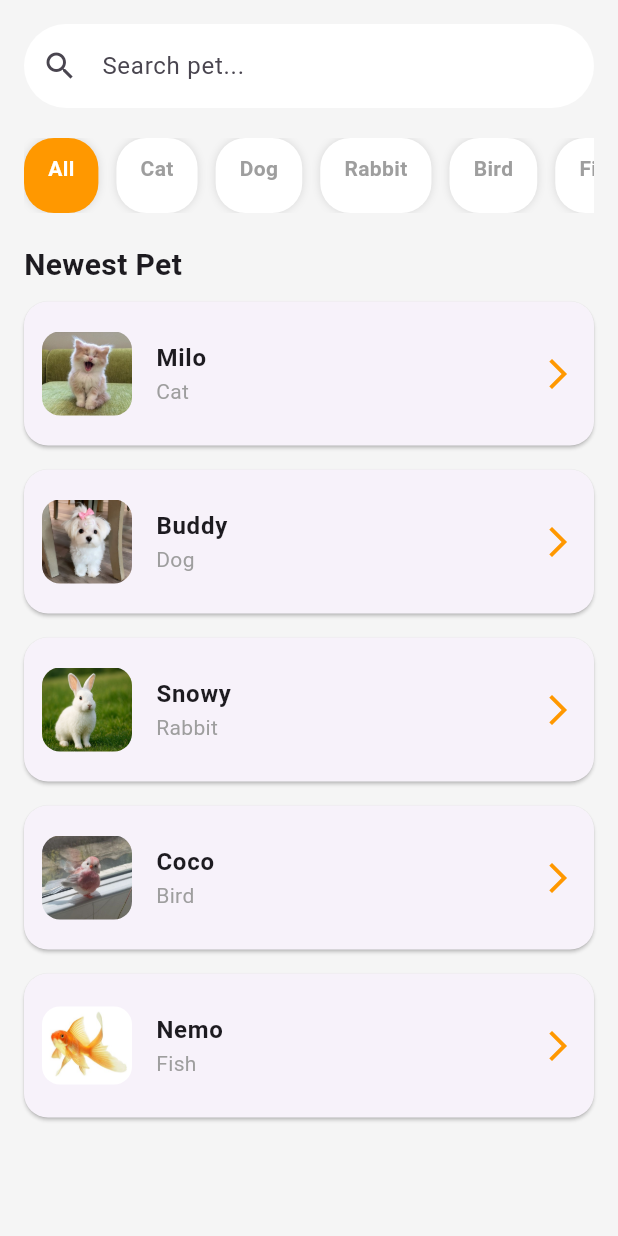
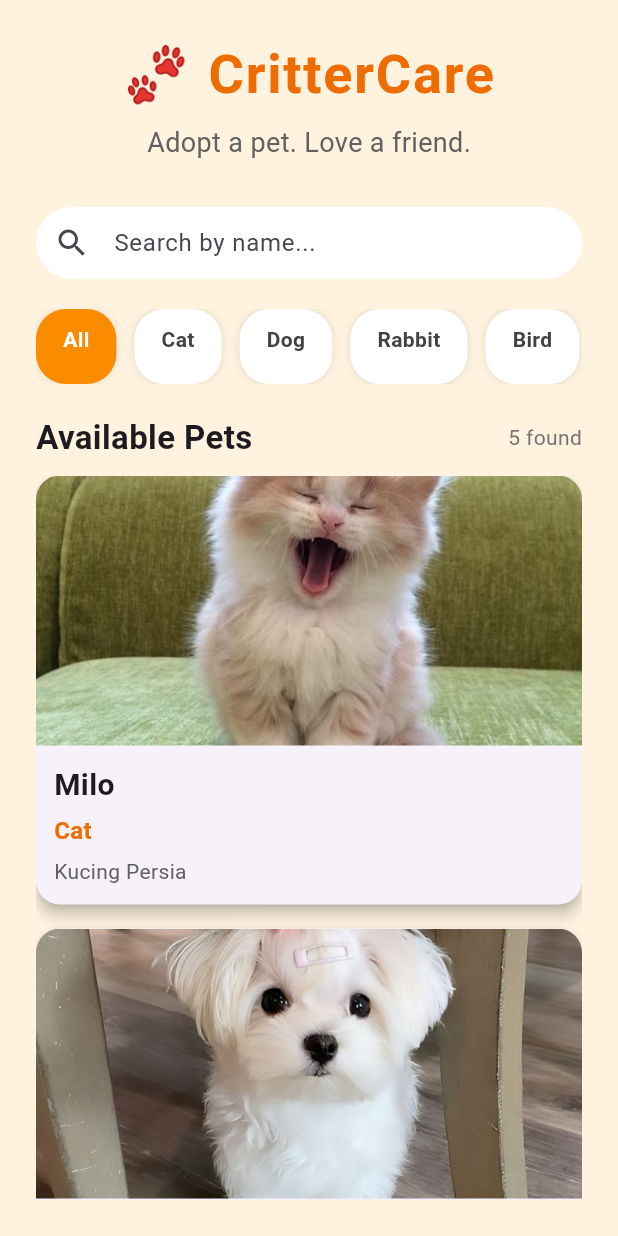
Before and after one commit to marseliaevita/kataloghewan, a Flutter app: the screen it shows after launch, on a phone screen of 412 x 824 dp. Run offline on Flutter 3.47's test engine with Material 3 defaults, Android fonts, the light colour scheme and no system bars.

Commit message:
Update HomePage & DetailPage styling

```diff
--- a/lib/pages/home_page.dart
+++ b/lib/pages/home_page.dart
@@ -10,10 +10,9 @@ class HomePage extends StatefulWidget {
 }
 
 class _HomePageState extends State<HomePage> {
-  String selectedCategory = "All"; // default All biar semua tampil
+  String selectedCategory = "All";
   String searchQuery = "";
 
-  //Daftar hewan (dari kode awal)
   final List<Pet> pets = [
     Pet(name: "Milo", type: "Cat", description: "Kucing Persia", image: "assets/images/cat1.jpg"),
     Pet(name: "Buddy", type: "Dog", description: "Anjing Golden", image: "assets/images/dog1.jpg"),
@@ -24,28 +23,57 @@ class _HomePageState extends State<HomePage> {
 
   @override
   Widget build(BuildContext context) {
-    //Filter hewan berdasarkan kategori & search
     final filteredPets = pets.where((pet) {
       final matchesCategory = selectedCategory == "All" || pet.type == selectedCategory;
       final matchesSearch = pet.name.toLowerCase().contains(searchQuery.toLowerCase());
       return matchesCategory && matchesSearch;
     }).toList();
 
+    final screenWidth = MediaQuery.of(context).size.width;
+    final isDesktop = screenWidth > 800;
+
     return Scaffold(
-      backgroundColor: Colors.grey.shade100,
+      backgroundColor: Colors.orange.shade50,
       body: SafeArea(
         child: Padding(
-          padding: const EdgeInsets.all(16),
+          padding: const EdgeInsets.all(24),
           child: Column(
             crossAxisAlignment: CrossAxisAlignment.start,
             children: [
-              //Search bar
+              // Header
+              Center(
+                child: Column(
+                  children: [
+                    Text(
+                      "🐾 CritterCare",
+                      style: TextStyle(
+                        fontSize: 36,
+                        fontWeight: FontWeight.bold,
+                        color: Colors.orange.shade800,
+                        letterSpacing: 1.2,
+                      ),
+                    ),
+                    const SizedBox(height: 6),
+                    Text(
+                      "Adopt a pet. Love a friend.",
+                      style: TextStyle(
+                        fontSize: 18,
+                        color: Colors.grey.shade700,
+                      ),
+                    ),
+                  ],
+                ),
+              ),
+              const SizedBox(height: 30),
+
+              // Search
               TextField(
                 decoration: InputDecoration(
-                  hintText: "Search pet...",
-                  prefixIcon: Icon(Icons.search),
+                  hintText: "Search by name...",
+                  prefixIcon: const Icon(Icons.search),
                   filled: true,
                   fillColor: Colors.white,
+                  contentPadding: const EdgeInsets.symmetric(vertical: 0),
                   border: OutlineInputBorder(
                     borderRadius: BorderRadius.circular(30),
                     borderSide: BorderSide.none,
@@ -59,7 +87,7 @@ class _HomePageState extends State<HomePage> {
               ),
               const SizedBox(height: 20),
 
-              //Category Buttons
+              // Category
               SizedBox(
                 height: 50,
                 child: ListView(
@@ -76,23 +104,50 @@ class _HomePageState extends State<HomePage> {
               ),
               const SizedBox(height: 20),
 
-              //Title
-              Text("Newest Pet",
-                  style: TextStyle(fontSize: 20, fontWeight: FontWeight.bold)),
-
+              // Title
+              Row(
+                mainAxisAlignment: MainAxisAlignment.spaceBetween,
+                children: [
+                  Text(
+                    "Available Pets",
+                    style: TextStyle(fontSize: 22, fontWeight: FontWeight.bold),
+                  ),
+                  Text(
+                    "${filteredPets.length} found",
+                    style: TextStyle(color: Colors.grey.shade600),
+                  )
+                ],
+              ),
               const SizedBox(height: 10),
 
-              //Pet List
+              // Pet List
               Expanded(
                 child: filteredPets.isEmpty
-                    ? Center(child: Text("No pets found"))
-                    : ListView.builder(
-                        itemCount: filteredPets.length,
-                        itemBuilder: (context, index) {
-                          final pet = filteredPets[index];
-                          return PetCard(pet: pet);
-                        },
-                      ),
+                    ? Center(
+                        child: Text(
+                          "No pets found",
+                          style: TextStyle(color: Colors.grey.shade600, fontSize: 16),
+                        ),
+                      )
+                    : isDesktop
+                        ? GridView.builder(
+                            gridDelegate: const SliverGridDelegateWithFixedCrossAxisCount(
+                              crossAxisCount: 3,
+                              childAspectRatio: 3 / 2.5,
+                              crossAxisSpacing: 20,
+                              mainAxisSpacing: 20,
+                            ),
+                            itemCount: filteredPets.length,
+                            itemBuilder: (context, index) {
+                              return PetCard(pet: filteredPets[index]);
+                            },
+                          )
+                        : ListView.builder(
+                            itemCount: filteredPets.length,
+                            itemBuilder: (context, index) {
+                              return PetCard(pet: filteredPets[index]);
+                            },
+                          ),
               ),
             ],
           ),
@@ -101,7 +156,6 @@ class _HomePageState extends State<HomePage> {
     );
   }
 
-  //Category Button
   Widget _buildCategory(String category) {
     final isSelected = category == selectedCategory;
     return GestureDetector(
@@ -112,16 +166,16 @@ class _HomePageState extends State<HomePage> {
       },
       child: Container(
         margin: const EdgeInsets.only(right: 12),
-        padding: const EdgeInsets.symmetric(horizontal: 16, vertical: 10),
+        padding: const EdgeInsets.symmetric(horizontal: 18, vertical: 10),
         decoration: BoxDecoration(
-          color: isSelected ? Colors.orange : Colors.white,
+          color: isSelected ? Colors.orange.shade600 : Colors.white,
           borderRadius: BorderRadius.circular(20),
           boxShadow: [BoxShadow(color: Colors.black12, blurRadius: 4)],
         ),
         child: Text(
           category,
           style: TextStyle(
-            color: isSelected ? Colors.white : Colors.grey,
+            color: isSelected ? Colors.white : Colors.grey.shade800,
             fontWeight: FontWeight.w600,
           ),
         ),
--- a/lib/widgets/pet_card.dart
+++ b/lib/widgets/pet_card.dart
@@ -11,7 +11,7 @@ class PetCard extends StatelessWidget {
   Widget build(BuildContext context) {
     return GestureDetector(
       onTap: () {
-        //Navigasi ke halaman detail
+        // Navigasi ke halaman detail
         Navigator.push(
           context,
           MaterialPageRoute(
@@ -22,16 +22,55 @@ class PetCard extends StatelessWidget {
       child: Card(
         margin: const EdgeInsets.only(bottom: 16),
         shape: RoundedRectangleBorder(borderRadius: BorderRadius.circular(16)),
-        child: ListTile(
-          contentPadding: const EdgeInsets.all(12),
-          leading: ClipRRect(
-            borderRadius: BorderRadius.circular(12),
-            child: Image.asset(pet.image, width: 60, fit: BoxFit.cover),
-          ),
-          title: Text(pet.name,
-              style: const TextStyle(fontWeight: FontWeight.bold, fontSize: 16)),
-          subtitle: Text(pet.type, style: const TextStyle(color: Colors.grey)),
-          trailing: const Icon(Icons.arrow_forward_ios, color: Colors.orange),
+        elevation: 4,
+        child: Column(
+          crossAxisAlignment: CrossAxisAlignment.start,
+          children: [
+            // Gambar pet full lebar
+            ClipRRect(
+              borderRadius: const BorderRadius.vertical(top: Radius.circular(16)),
+              child: Image.asset(
+                pet.image,
+                width: double.infinity,
+                height: 180, // lebih besar dari sebelumnya
+                fit: BoxFit.cover,
+              ),
+            ),
+            Padding(
+              padding: const EdgeInsets.all(12),
+              child: Column(
+                crossAxisAlignment: CrossAxisAlignment.start,
+                children: [
+                  Text(
+                    pet.name,
+                    style: const TextStyle(
+                      fontSize: 20,
+                      fontWeight: FontWeight.bold,
+                    ),
+                  ),
+                  const SizedBox(height: 4),
+                  Text(
+                    pet.type,
+                    style: TextStyle(
+                      fontSize: 16,
+                      color: Colors.orange.shade800,
+                      fontWeight: FontWeight.w600,
+                    ),
+                  ),
+                  const SizedBox(height: 6),
+                  Text(
+                    pet.description,
+                    style: TextStyle(
+                      fontSize: 14,
+                      color: Colors.grey.shade700,
+                    ),
+                    maxLines: 2,
+                    overflow: TextOverflow.ellipsis,
+                  ),
+                ],
+              ),
+            ),
+          ],
         ),
       ),
     );
```
Also changed, not shown: lib/pages/detail_page.dart (+70 -20 lines), flutter_01.png (added), lib/models/pet.dart (line endings or trailing spaces).
